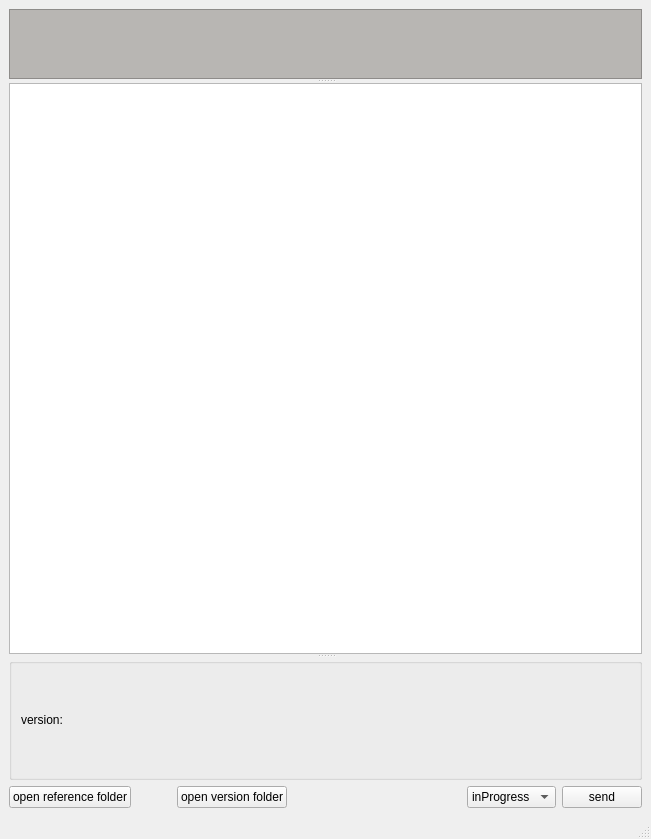
The window that rbhusUI/lib/rbhusPipeReviewMod.ui (aumanimationstudios/rbhus) describes before a commit, drawn with Qt 5.
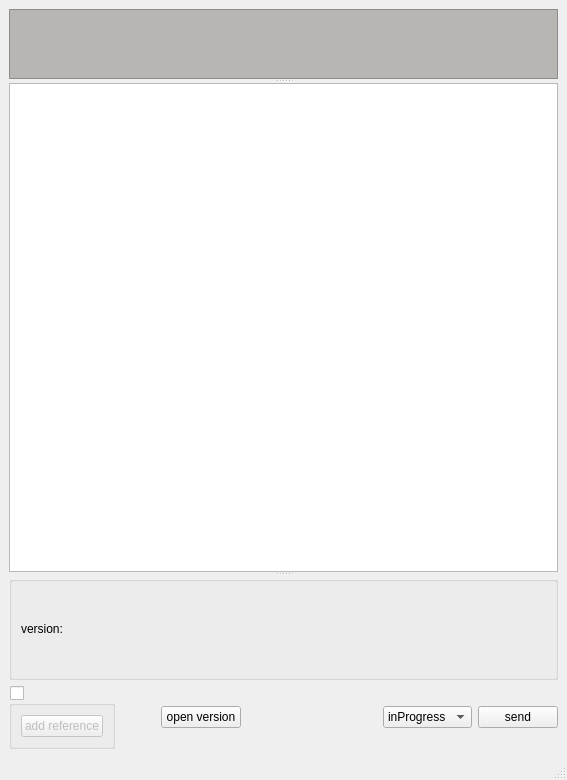
The same window after the commit.

Diff of the .ui file:
```diff
--- a/rbhusUI/lib/rbhusPipeReviewMod.ui
+++ b/rbhusUI/lib/rbhusPipeReviewMod.ui
@@ -6,8 +6,8 @@
    <rect>
     <x>0</x>
     <y>0</y>
-    <width>651</width>
-    <height>839</height>
+    <width>567</width>
+    <height>780</height>
    </rect>
   </property>
   <property name="windowTitle">
@@ -465,14 +465,14 @@
          <rect>
           <x>0</x>
           <y>0</y>
-          <width>637</width>
+          <width>551</width>
           <height>70</height>
          </rect>
         </property>
         <layout class="QVBoxLayout" name="verticalLayout_2"/>
        </widget>
       </widget>
-      <widget class="QPlainTextEdit" name="plainTextEdit">
+      <widget class="QTextEdit" name="textEdit">
        <property name="sizePolicy">
         <sizepolicy hsizetype="Expanding" vsizetype="Minimum">
          <horstretch>0</horstretch>
@@ -523,10 +523,34 @@
     <item>
      <layout class="QHBoxLayout" name="horizontalLayout_3">
       <item>
-       <widget class="QPushButton" name="pushOpenReferenceReview">
-        <property name="text">
-         <string>open reference folder</string>
+       <widget class="QGroupBox" name="groupBox">
+        <property name="title">
+         <string/>
         </property>
+        <property name="alignment">
+         <set>Qt::AlignLeading|Qt::AlignLeft|Qt::AlignTop</set>
+        </property>
+        <property name="checkable">
+         <bool>true</bool>
+        </property>
+        <property name="checked">
+         <bool>false</bool>
+        </property>
+        <layout class="QHBoxLayout" name="horizontalLayout">
+         <item>
+          <widget class="QPushButton" name="pushOpenReferenceReview">
+           <property name="text">
+            <string>add reference</string>
+           </property>
+           <property name="checkable">
+            <bool>false</bool>
+           </property>
+           <property name="checked">
+            <bool>false</bool>
+           </property>
+          </widget>
+         </item>
+        </layout>
        </widget>
       </item>
       <item>
@@ -548,7 +572,7 @@
       <item>
        <widget class="QPushButton" name="pushOpenVersion">
         <property name="text">
-         <string>open version folder</string>
+         <string>open version</string>
         </property>
        </widget>
       </item>
```
Left out of the diff: 6 changed lines with no effect on the pictures.
